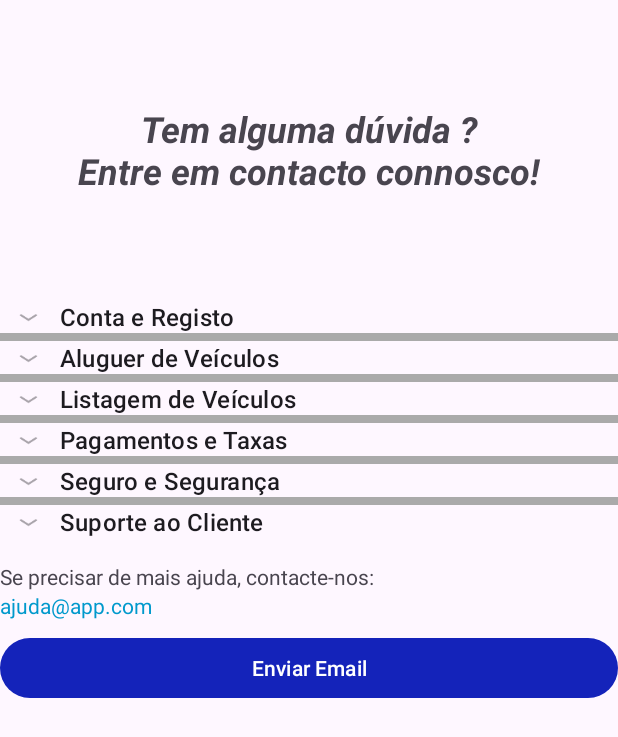
After one commit to maximdudai/FastWheels, an Android app: the Support screen opened directly, with no data from a screen before it, on a phone screen of 412 x 824 dp. The commit adds this screen. Shown: the top 737 px of the screen. Run offline under Robolectric (Android 15) with nearby library versions, the phone set to English and light mode, and no system bars; network calls fail.

Commit message:
PFW-12
- support adapter
- support page
- connect support page with main menu
- save all faqs into json file

```diff
--- /dev/null
+++ b/Mobile/app/src/main/java/pt/ipleiria/estg/dei/fastwheels/Support.java
@@ -0,0 +1,89 @@
+package pt.ipleiria.estg.dei.fastwheels;
+
+import android.content.Intent;
+import android.net.Uri;
+import android.os.Bundle;
+import android.widget.Button;
+import android.widget.ExpandableListView;
+
+import androidx.activity.EdgeToEdge;
+import androidx.appcompat.app.AppCompatActivity;
+import androidx.core.graphics.Insets;
+import androidx.core.view.ViewCompat;
+import androidx.core.view.WindowInsetsCompat;
+
+import org.json.JSONArray;
+import org.json.JSONObject;
+
+import java.io.InputStream;
+import java.io.InputStreamReader;
+import java.util.ArrayList;
+import java.util.HashMap;
+import java.util.List;
+
+import pt.ipleiria.estg.dei.fastwheels.adapters.SupportAdapter;
+
+public class Support extends AppCompatActivity {
+
+
+    ExpandableListView faqListView;
+    List<String> categories;
+    HashMap<String, List<String>> faqs;
+
+    @Override
+    protected void onCreate(Bundle savedInstanceState) {
+        super.onCreate(savedInstanceState);
+        setContentView(R.layout.activity_support);
+
+        faqListView = findViewById(R.id.faqListView);
+
+        // Load FAQs from JSON
+        loadFAQs();
+
+        // Set up the adapter
+        SupportAdapter adapter = new SupportAdapter(this, categories, faqs);
+        faqListView.setAdapter(adapter);
+    }
+
+    private void loadFAQs() {
+        categories = new ArrayList<>();
+        faqs = new HashMap<>();
+
+        try {
+            // Load JSON from raw resource
+            InputStream is = getResources().openRawResource(R.raw.faqs);
+            byte[] buffer = new byte[is.available()];
+            is.read(buffer);
+            is.close();
+            String jsonString = new String(buffer, "UTF-8");
+
+            // Parse JSON
+            JSONArray jsonArray = new JSONArray(jsonString);
+
+            for (int i = 0; i < jsonArray.length(); i++) {
+                JSONObject categoryObj = jsonArray.getJSONObject(i);
+
+                // Extract category name
+                String category = categoryObj.getString("categoria");
+                categories.add(category);
+
+                // Extract questions and answers
+                JSONArray questionsArray = categoryObj.getJSONArray("perguntas");
+                List<String> questionsAndAnswers = new ArrayList<>();
+
+                for (int j = 0; j < questionsArray.length(); j++) {
+                    JSONObject questionObj = questionsArray.getJSONObject(j);
+                    String question = questionObj.getString("pergunta");
+                    String answer = questionObj.getString("resposta");
+
+                    questionsAndAnswers.add(question + "\n\n" + answer);
+                }
+
+                faqs.put(category, questionsAndAnswers);
+            }
+
+        } catch (Exception e) {
+            e.printStackTrace();
+        }
+    }
+}
--- a/Mobile/app/src/main/java/pt/ipleiria/estg/dei/fastwheels/UserProfile.java
+++ b/Mobile/app/src/main/java/pt/ipleiria/estg/dei/fastwheels/UserProfile.java
@@ -42,4 +42,10 @@ public class UserProfile extends AppCompatActivity {
         startActivity(toLogin);
         finish();
     }
+
+    public void handleSupport(View v) {
+        Intent supportPage = new Intent(this, Support.class);
+        startActivity(supportPage);
+        finish();
+    }
 }
--- /dev/null
+++ b/Mobile/app/src/main/java/pt/ipleiria/estg/dei/fastwheels/adapters/SupportAdapter.java
@@ -0,0 +1,92 @@
+package pt.ipleiria.estg.dei.fastwheels.adapters;
+
+import android.content.Context;
+import android.view.LayoutInflater;
+import android.view.View;
+import android.view.ViewGroup;
+import android.widget.BaseExpandableListAdapter;
+import android.widget.TextView;
+
+import java.util.HashMap;
+import java.util.List;
+
+public class SupportAdapter extends BaseExpandableListAdapter {
+
+    private Context context;
+    private List<String> categories; // Group items (categories)
+    private HashMap<String, List<String>> faqs; // Child items (answers)
+
+    public SupportAdapter(Context context, List<String> categories, HashMap<String, List<String>> faqs) {
+        this.context = context;
+        this.categories = categories;
+        this.faqs = faqs;
+    }
+
+    @Override
+    public int getGroupCount() {
+        // Number of categories
+        return categories.size();
+    }
+
+    @Override
+    public int getChildrenCount(int groupPosition) {
+        // Number of questions/answers for the given category
+        return faqs.get(categories.get(groupPosition)).size();
+    }
+
+    @Override
+    public Object getGroup(int groupPosition) {
+        // Return the category
+        return categories.get(groupPosition);
+    }
+
+    @Override
+    public Object getChild(int groupPosition, int childPosition) {
+        // Return the specific question and answer for the given category
+        return faqs.get(categories.get(groupPosition)).get(childPosition);
+    }
+
+    @Override
+    public long getGroupId(int groupPosition) {
+        return groupPosition;
+    }
+
+    @Override
+    public long getChildId(int groupPosition, int childPosition) {
+        return childPosition;
+    }
+
+    @Override
+    public boolean hasStableIds() {
+        return false;
+    }
+
+    @Override
+    public View getGroupView(int groupPosition, boolean isExpanded, View convertView, ViewGroup parent) {
+        String category = (String) getGroup(groupPosition); // Category name
+        if (convertView == null) {
+            LayoutInflater inflater = (LayoutInflater) context.getSystemService(Context.LAYOUT_INFLATER_SERVICE);
+            convertView = inflater.inflate(android.R.layout.simple_expandable_list_item_1, null);
+        }
+        TextView categoryText = convertView.findViewById(android.R.id.text1);
+        categoryText.setText(category);
+        return convertView;
+    }
+
+    @Override
+    public View getChildView(int groupPosition, int childPosition, boolean isLastChild, View convertView, ViewGroup parent) {
+        String answer = (String) getChild(groupPosition, childPosition); // Question and answer
+        if (convertView == null) {
+            LayoutInflater inflater = (LayoutInflater) context.getSystemService(Context.LAYOUT_INFLATER_SERVICE);
+            convertView = inflater.inflate(android.R.layout.simple_expandable_list_item_2, null);
+        }
+        TextView answerText = convertView.findViewById(android.R.id.text1);
+        answerText.setText(answer);
+        return convertView;
+    }
+
+    @Override
+    public boolean isChildSelectable(int groupPosition, int childPosition) {
+        return true;
+    }
+}
--- /dev/null
+++ b/Mobile/app/src/main/res/layout/activity_support.xml
@@ -0,0 +1,55 @@
+<?xml version="1.0" encoding="utf-8"?>
+<LinearLayout xmlns:android="http://schemas.android.com/apk/res/android"
+    xmlns:app="http://schemas.android.com/apk/res-auto"
+    xmlns:tools="http://schemas.android.com/tools"
+    android:id="@+id/main"
+    android:layout_width="match_parent"
+    android:layout_height="match_parent"
+    android:orientation="vertical"
+    tools:context=".Support">
+
+    <!-- Título -->
+    <TextView
+        android:id="@+id/tvTitle"
+        android:layout_width="match_parent"
+        android:layout_height="200dp"
+        android:gravity="center"
+        android:padding="8dp"
+        android:text="Tem alguma dúvida ?\nEntre em contacto connosco!"
+        android:textAlignment="center"
+        android:textSize="24sp"
+        android:textStyle="bold|italic" />
+
+    <!-- Expandable ListView para FAQ -->
+    <ExpandableListView
+        android:id="@+id/faqListView"
+        android:layout_width="match_parent"
+        android:layout_height="wrap_content"
+        android:divider="@android:color/darker_gray"
+        android:dividerHeight="5dp" />
+
+    <!-- Texto de contato -->
+    <TextView
+        android:layout_width="match_parent"
+        android:layout_height="wrap_content"
+        android:text="Se precisar de mais ajuda, contacte-nos:"
+        android:paddingTop="16dp" />
+
+    <!-- Email -->
+    <TextView
+        android:id="@+id/tvEmail"
+        android:layout_width="wrap_content"
+        android:layout_height="wrap_content"
+        android:text="ajuda@app.com"
+        android:textColor="@android:color/holo_blue_dark"
+        android:paddingBottom="8dp" />
+
+    <!-- Botão para enviar email -->
+    <Button
+        android:id="@+id/btnEmail"
+        android:layout_width="match_parent"
+        android:layout_height="wrap_content"
+        android:textColor="@color/white"
+        android:text="Enviar Email" />
+
+</LinearLayout>
--- a/Mobile/app/src/main/res/layout/activity_user_profile.xml
+++ b/Mobile/app/src/main/res/layout/activity_user_profile.xml
@@ -7,7 +7,7 @@
     android:orientation="vertical"
     android:background="@color/black"
     android:padding="16dp"
-    tools:context=".MainActivity">
+    tools:context=".UserProfile">
 
     <!-- User Info Section -->
     <LinearLayout
@@ -171,6 +171,7 @@
             android:elevation="4dp"
             android:gravity="center_vertical"
             android:orientation="horizontal"
+            android:onClick="handleSupport"
             android:padding="16dp">
 
             <ImageView
```
Also changed, not shown: Mobile/app/src/main/AndroidManifest.xml (+8 -8 lines), Mobile/app/src/main/res/raw/faqs.json (added, +128 -0 lines).
